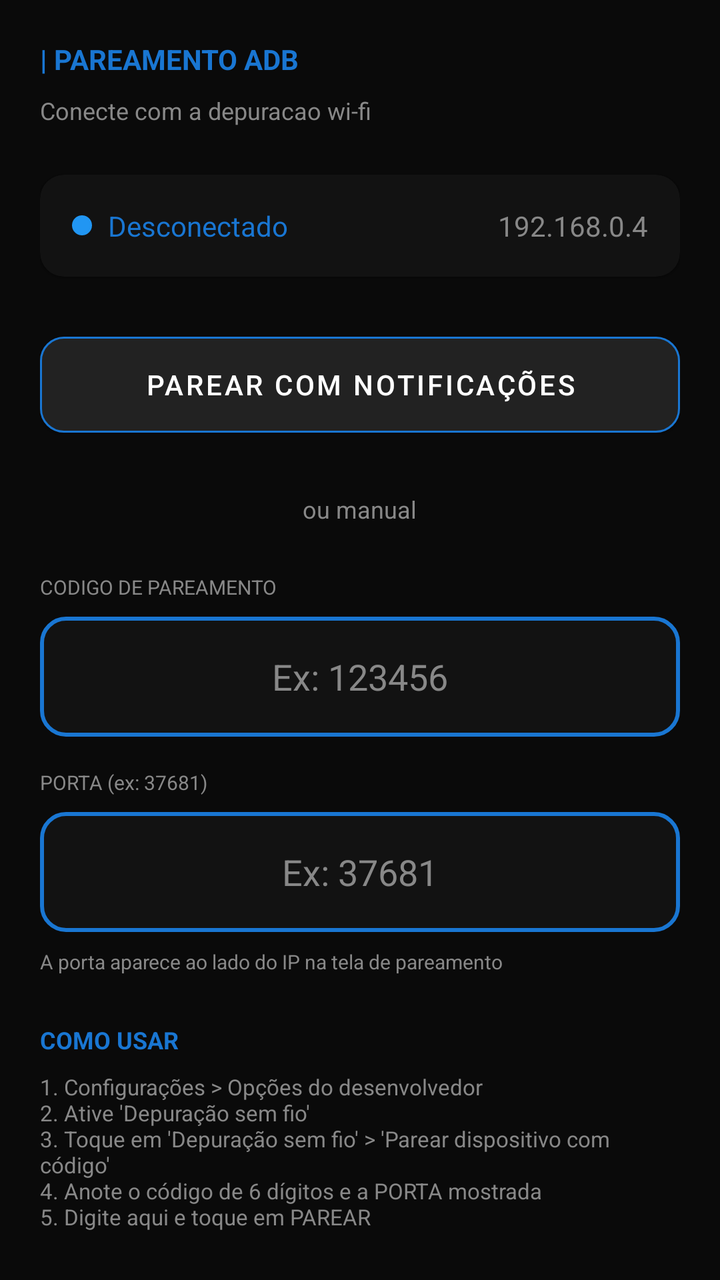
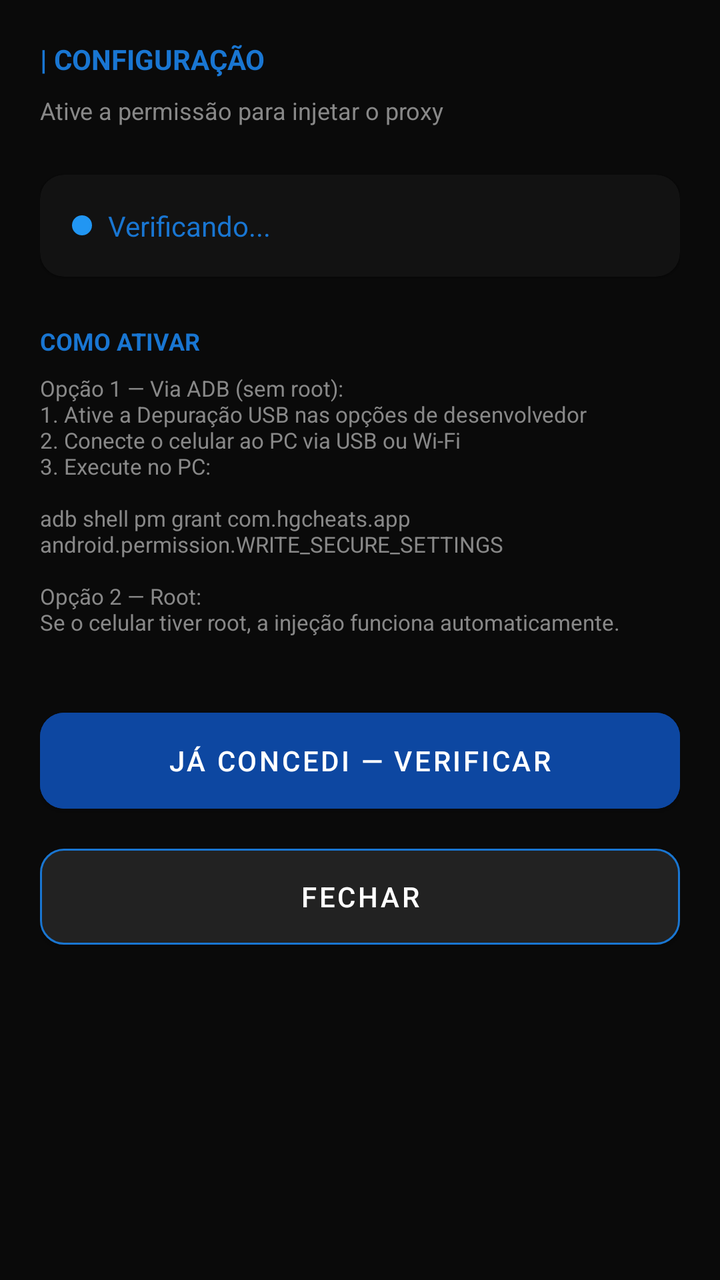

Screens rendered from an Android XML layout before and after an edit, with the pre-edit source and the edit as a unified diff.
<!-- AndroidManifest.xml: application theme Theme.App -->
<!-- res/layout/layout_adb_pairing.xml -->
<?xml version="1.0" encoding="utf-8"?>
<LinearLayout xmlns:android="http://schemas.android.com/apk/res/android"
    xmlns:app="http://schemas.android.com/apk/res-auto"
    android:layout_width="match_parent"
    android:layout_height="match_parent"
    android:background="@color/background_dark"
    android:orientation="vertical"
    android:padding="20dp">

    <TextView
        android:layout_width="wrap_content"
        android:layout_height="wrap_content"
        android:text="| PAREAMENTO ADB"
        android:textColor="@color/blue_accent"
        android:textStyle="bold" />

    <TextView
        android:layout_width="wrap_content"
        android:layout_height="wrap_content"
        android:layout_marginTop="8dp"
        android:text="Conecte com a depuracao wi-fi"
        android:textColor="@color/gray_text"
        android:textSize="12sp" />

    <androidx.cardview.widget.CardView
        android:layout_width="match_parent"
        android:layout_height="wrap_content"
        android:layout_marginTop="24dp"
        app:cardBackgroundColor="@color/card_dark"
        app:cardCornerRadius="12dp">

        <RelativeLayout
            android:layout_width="match_parent"
            android:layout_height="wrap_content"
            android:padding="16dp">

            <TextView
                android:id="@+id/tv_adb_status"
                android:layout_width="wrap_content"
                android:layout_height="wrap_content"
                android:drawablePadding="8dp"
                android:text="Desconectado"
                android:textColor="@color/blue_accent"
                app:drawableStartCompat="@drawable/ic_dot_offline" />

            <TextView
                android:id="@+id/tv_local_ip"
                android:layout_width="wrap_content"
                android:layout_height="wrap_content"
                android:layout_alignParentEnd="true"
                android:text="192.168.0.4"
                android:textColor="@color/gray_text" />
        </RelativeLayout>
    </androidx.cardview.widget.CardView>

    <Button
        android:id="@+id/btn_pair_notification"
        android:layout_width="match_parent"
        android:layout_height="60dp"
        android:layout_marginTop="24dp"
        android:backgroundTint="@color/card_dark"
        android:text="PAREAR COM NOTIFICAÇÕES"
        android:textColor="@color/white"
        app:cornerRadius="12dp"
        app:strokeColor="@color/blue_accent"
        app:strokeWidth="1dp" />

    <TextView
        android:layout_width="wrap_content"
        android:layout_height="wrap_content"
        android:layout_gravity="center_horizontal"
        android:layout_marginTop="24dp"
        android:text="ou manual"
        android:textColor="@color/gray_text"
        android:textSize="12sp" />

    <TextView
        android:layout_width="wrap_content"
        android:layout_height="wrap_content"
        android:layout_marginTop="24dp"
        android:text="CODIGO DE PAREAMENTO"
        android:textColor="@color/gray_text"
        android:textSize="10sp" />

    <EditText
        android:id="@+id/et_pairing_code"
        android:layout_width="match_parent"
        android:layout_height="60dp"
        android:layout_marginTop="8dp"
        android:background="@drawable/bg_edittext"
        android:gravity="center"
        android:hint="Ex: 123456"
        android:inputType="number"
        android:textColor="@color/white"
        android:textColorHint="@color/gray_text" />

    <TextView
        android:layout_width="wrap_content"
        android:layout_height="wrap_content"
        android:layout_marginTop="16dp"
        android:text="PORTA (ex: 37681)"
        android:textColor="@color/gray_text"
        android:textSize="10sp" />

    <EditText
        android:id="@+id/et_port"
        android:layout_width="match_parent"
        android:layout_height="60dp"
        android:layout_marginTop="8dp"
        android:background="@drawable/bg_edittext"
        android:gravity="center"
        android:hint="Ex: 37681"
        android:inputType="number"
        android:textColor="@color/white"
        android:textColorHint="@color/gray_text" />

    <TextView
        android:layout_width="wrap_content"
        android:layout_height="wrap_content"
        android:layout_marginTop="8dp"
        android:text="A porta aparece ao lado do IP na tela de pareamento"
        android:textColor="@color/gray_text"
        android:textSize="10sp" />

    <TextView
        android:layout_width="wrap_content"
        android:layout_height="wrap_content"
        android:layout_marginTop="24dp"
        android:text="COMO USAR"
        android:textColor="@color/blue_accent"
        android:textSize="12sp"
        android:textStyle="bold" />

    <TextView
        android:layout_width="match_parent"
        android:layout_height="wrap_content"
        android:layout_marginTop="8dp"
        android:text="1. Configurações > Opções do desenvolvedor\n2. Ative 'Depuração sem fio'\n3. Toque em 'Depuração sem fio' > 'Parear dispositivo com código'\n4. Anote o código de 6 dígitos e a PORTA mostrada\n5. Digite aqui e toque em PAREAR"
        android:textColor="@color/gray_text"
        android:textSize="11sp" />

    <Button
        android:id="@+id/btn_pair_submit"
        android:layout_width="match_parent"
        android:layout_height="60dp"
        android:layout_marginTop="32dp"
        android:backgroundTint="@color/blue_primary"
        android:text="PAREAR"
        android:textColor="@color/white"
        app:cornerRadius="12dp" />

</LinearLayout>
<!-- resources referenced by this layout -->
<resources>
  <color name="background_dark">#0A0A0A</color>
  <color name="blue_accent">#1976D2</color>
  <color name="blue_primary">#0D47A1</color>
  <color name="card_dark">#121212</color>
  <color name="gray_text">#888888</color>
  <color name="white">#FFFFFFFF</color>
  <!-- drawable bg_edittext (drawable) -->
  <?xml version="1.0" encoding="utf-8"?>
  <shape xmlns:android="http://schemas.android.com/apk/res/android">
      <solid android:color="@color/card_dark" />
      <stroke android:width="2dp" android:color="@color/blue_accent" />
      <corners android:radius="12dp" />
  </shape>
  <!-- drawable ic_dot_offline (drawable) -->
  <?xml version="1.0" encoding="utf-8"?>
  <shape xmlns:android="http://schemas.android.com/apk/res/android" android:shape="oval">
      <solid android:color="@color/offline_dot" />
      <size android:width="10dp" android:height="10dp" />
  </shape>
  <style name="Theme.App" parent="Theme.MaterialComponents.NoActionBar">
          <item name="colorPrimary">@color/blue_primary</item>
          <item name="colorPrimaryVariant">@color/blue_accent</item>
          <item name="colorOnPrimary">@color/white</item>
      </style>
  <color name="offline_dot">#2196F3</color>
</resources>

<!-- the commit's change to res/layout/layout_adb_pairing.xml (unified diff, before → after) -->
@@ -1,152 +1,113 @@
 <?xml version="1.0" encoding="utf-8"?>
-<LinearLayout xmlns:android="http://schemas.android.com/apk/res/android"
+<ScrollView xmlns:android="http://schemas.android.com/apk/res/android"
     xmlns:app="http://schemas.android.com/apk/res-auto"
     android:layout_width="match_parent"
-    android:layout_height="match_parent"
+    android:layout_height="wrap_content"
     android:background="@color/background_dark"
-    android:orientation="vertical"
     android:padding="20dp">
 
-    <TextView
-        android:layout_width="wrap_content"
-        android:layout_height="wrap_content"
-        android:text="| PAREAMENTO ADB"
-        android:textColor="@color/blue_accent"
-        android:textStyle="bold" />
-
-    <TextView
-        android:layout_width="wrap_content"
-        android:layout_height="wrap_content"
-        android:layout_marginTop="8dp"
-        android:text="Conecte com a depuracao wi-fi"
-        android:textColor="@color/gray_text"
-        android:textSize="12sp" />
-
-    <androidx.cardview.widget.CardView
+    <LinearLayout
         android:layout_width="match_parent"
         android:layout_height="wrap_content"
-        android:layout_marginTop="24dp"
-        app:cardBackgroundColor="@color/card_dark"
-        app:cardCornerRadius="12dp">
+        android:orientation="vertical">
 
-        <RelativeLayout
+        <TextView
+            android:layout_width="wrap_content"
+            android:layout_height="wrap_content"
+            android:text="| CONFIGURAÇÃO"
+            android:textColor="@color/blue_accent"
+            android:textStyle="bold" />
+
+        <TextView
+            android:layout_width="wrap_content"
+            android:layout_height="wrap_content"
+            android:layout_marginTop="8dp"
+            android:text="Ative a permissão para injetar o proxy"
+            android:textColor="@color/gray_text"
+            android:textSize="12sp" />
+
+        <androidx.cardview.widget.CardView
             android:layout_width="match_parent"
             android:layout_height="wrap_content"
-            android:padding="16dp">
+            android:layout_marginTop="24dp"
+            app:cardBackgroundColor="@color/card_dark"
+            app:cardCornerRadius="12dp">
 
-            <TextView
-                android:id="@+id/tv_adb_status"
-                android:layout_width="wrap_content"
+            <RelativeLayout
+                android:layout_width="match_parent"
                 android:layout_height="wrap_content"
-                android:drawablePadding="8dp"
-                android:text="Desconectado"
-                android:textColor="@color/blue_accent"
-                app:drawableStartCompat="@drawable/ic_dot_offline" />
+                android:padding="16dp">
 
-            <TextView
-                android:id="@+id/tv_local_ip"
-                android:layout_width="wrap_content"
-                android:layout_height="wrap_content"
-                android:layout_alignParentEnd="true"
-                android:text="192.168.0.4"
-                android:textColor="@color/gray_text" />
-        </RelativeLayout>
-    </androidx.cardview.widget.CardView>
+                <TextView
+                    android:id="@+id/tv_adb_status"
+                    android:layout_width="wrap_content"
+                    android:layout_height="wrap_content"
+                    android:drawablePadding="8dp"
+                    android:text="Verificando..."
+                    android:textColor="@color/blue_accent"
+                    app:drawableStartCompat="@drawable/ic_dot_offline" />
 
-    <Button
-        android:id="@+id/btn_pair_notification"
-        android:layout_width="match_parent"
-        android:layout_height="60dp"
-        android:layout_marginTop="24dp"
-        android:backgroundTint="@color/card_dark"
-        android:text="PAREAR COM NOTIFICAÇÕES"
-        android:textColor="@color/white"
-        app:cornerRadius="12dp"
-        app:strokeColor="@color/blue_accent"
-        app:strokeWidth="1dp" />
+                <TextView
+                    android:id="@+id/tv_local_ip"
+                    android:layout_width="wrap_content"
+                    android:layout_height="wrap_content"
+                    android:layout_alignParentEnd="true"
+                    android:textColor="@color/gray_text" />
 
-    <TextView
-        android:layout_width="wrap_content"
-        android:layout_height="wrap_content"
-        android:layout_gravity="center_horizontal"
-        android:layout_marginTop="24dp"
-        android:text="ou manual"
-        android:textColor="@color/gray_text"
-        android:textSize="12sp" />
+            </RelativeLayout>
+        </androidx.cardview.widget.CardView>
 
-    <TextView
-        android:layout_width="wrap_content"
-        android:layout_height="wrap_content"
-        android:layout_marginTop="24dp"
-        android:text="CODIGO DE PAREAMENTO"
-        android:textColor="@color/gray_text"
-        android:textSize="10sp" />
+        <TextView
+            android:layout_width="wrap_content"
+            android:layout_height="wrap_content"
+            android:layout_marginTop="24dp"
+            android:text="COMO ATIVAR"
+            android:textColor="@color/blue_accent"
+            android:textSize="12sp"
+            android:textStyle="bold" />
 
-    <EditText
-        android:id="@+id/et_pairing_code"
-        android:layout_width="match_parent"
-        android:layout_height="60dp"
-        android:layout_marginTop="8dp"
-        android:background="@drawable/bg_edittext"
-        android:gravity="center"
-        android:hint="Ex: 123456"
-        android:inputType="number"
-        android:textColor="@color/white"
-        android:textColorHint="@color/gray_text" />
+        <TextView
+            android:layout_width="match_parent"
+            android:layout_height="wrap_content"
+            android:layout_marginTop="8dp"
+            android:text="Opção 1 — Via ADB (sem root):\n1. Ative a Depuração USB nas opções de desenvolvedor\n2. Conecte o celular ao PC via USB ou Wi-Fi\n3. Execute no PC:\n\nadb shell pm grant com.hgcheats.app android.permission.WRITE_SECURE_SETTINGS\n\nOpção 2 — Root:\nSe o celular tiver root, a injeção funciona automaticamente."
+            android:textColor="@color/gray_text"
+            android:textSize="11sp" />
 
-    <TextView
-        android:layout_width="wrap_content"
-        android:layout_height="wrap_content"
-        android:layout_marginTop="16dp"
-        android:text="PORTA (ex: 37681)"
-        android:textColor="@color/gray_text"
-        android:textSize="10sp" />
+        
+        <EditText
+            android:id="@+id/et_pairing_code"
+            android:layout_width="match_parent"
+            android:layout_height="0dp"
+            android:visibility="gone" />
 
-    <EditText
-        android:id="@+id/et_port"
-        android:layout_width="match_parent"
-        android:layout_height="60dp"
-        android:layout_marginTop="8dp"
-        android:background="@drawable/bg_edittext"
-        android:gravity="center"
-        android:hint="Ex: 37681"
-        android:inputType="number"
-        android:textColor="@color/white"
-        android:textColorHint="@color/gray_text" />
+        <EditText
+            android:id="@+id/et_port"
+            android:layout_width="match_parent"
+            android:layout_height="0dp"
+            android:visibility="gone" />
 
-    <TextView
-        android:layout_width="wrap_content"
-        android:layout_height="wrap_content"
-        android:layout_marginTop="8dp"
-        android:text="A porta aparece ao lado do IP na tela de pareamento"
-        android:textColor="@color/gray_text"
-        android:textSize="10sp" />
+        <Button
+            android:id="@+id/btn_pair_submit"
+            android:layout_width="match_parent"
+            android:layout_height="60dp"
+            android:layout_marginTop="32dp"
+            android:backgroundTint="@color/blue_primary"
+            android:text="JÁ CONCEDI — VERIFICAR"
+            android:textColor="@color/white"
+            app:cornerRadius="12dp" />
 
-    <TextView
-        android:layout_width="wrap_content"
-        android:layout_height="wrap_content"
-        android:layout_marginTop="24dp"
-        android:text="COMO USAR"
-        android:textColor="@color/blue_accent"
-        android:textSize="12sp"
-        android:textStyle="bold" />
+        <Button
+            android:id="@+id/btn_pair_notification"
+            android:layout_width="match_parent"
+            android:layout_height="60dp"
+            android:layout_marginTop="8dp"
+            android:backgroundTint="@color/card_dark"
+            android:text="FECHAR"
+            android:textColor="@color/white"
+            app:cornerRadius="12dp"
+            app:strokeColor="@color/blue_accent"
+            app:strokeWidth="1dp" />
 
-    <TextView
-        android:layout_width="match_parent"
-        android:layout_height="wrap_content"
-        android:layout_marginTop="8dp"
-        android:text="1. Configurações > Opções do desenvolvedor\n2. Ative 'Depuração sem fio'\n3. Toque em 'Depuração sem fio' > 'Parear dispositivo com código'\n4. Anote o código de 6 dígitos e a PORTA mostrada\n5. Digite aqui e toque em PAREAR"
-        android:textColor="@color/gray_text"
-        android:textSize="11sp" />
-
-    <Button
-        android:id="@+id/btn_pair_submit"
-        android:layout_width="match_parent"
-        android:layout_height="60dp"
-        android:layout_marginTop="32dp"
-        android:backgroundTint="@color/blue_primary"
-        android:text="PAREAR"
-        android:textColor="@color/white"
-        app:cornerRadius="12dp" />
-
-</LinearLayout>
+    </LinearLayout>
+</ScrollView>
<!-- resource entries referenced after the edit -->
@@ -6,13 +6,6 @@
   <color name="card_dark">#121212</color>
   <color name="gray_text">#888888</color>
   <color name="white">#FFFFFFFF</color>
-  <!-- drawable bg_edittext (drawable) -->
-  <?xml version="1.0" encoding="utf-8"?>
-  <shape xmlns:android="http://schemas.android.com/apk/res/android">
-      <solid android:color="@color/card_dark" />
-      <stroke android:width="2dp" android:color="@color/blue_accent" />
-      <corners android:radius="12dp" />
-  </shape>
   <!-- drawable ic_dot_offline (drawable) -->
   <?xml version="1.0" encoding="utf-8"?>
   <shape xmlns:android="http://schemas.android.com/apk/res/android" android:shape="oval">
